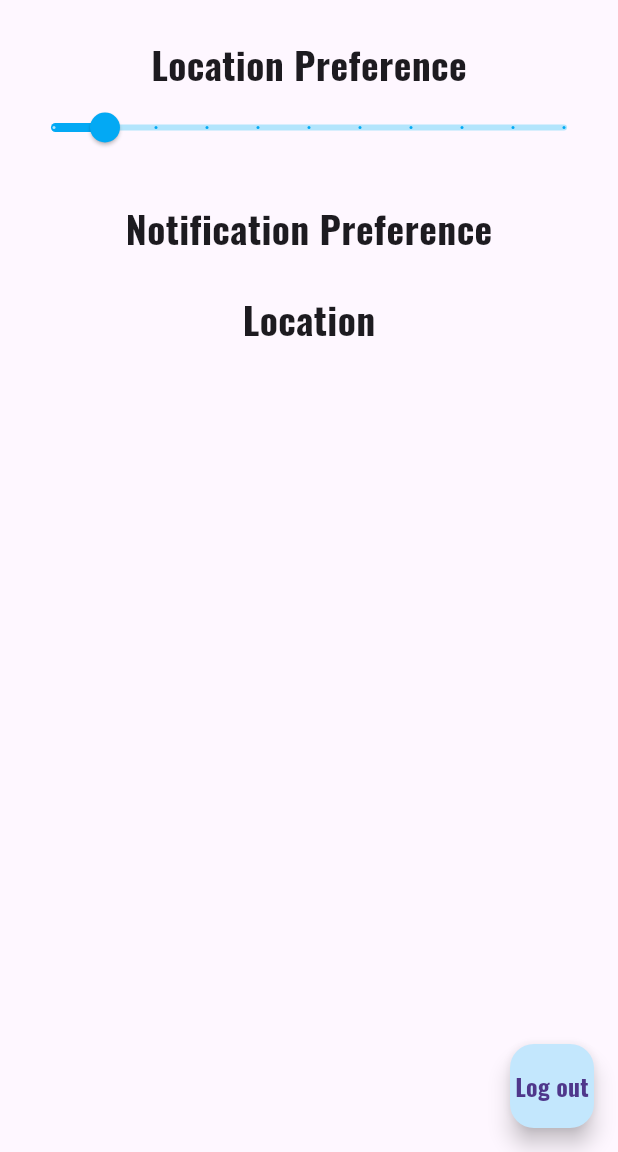
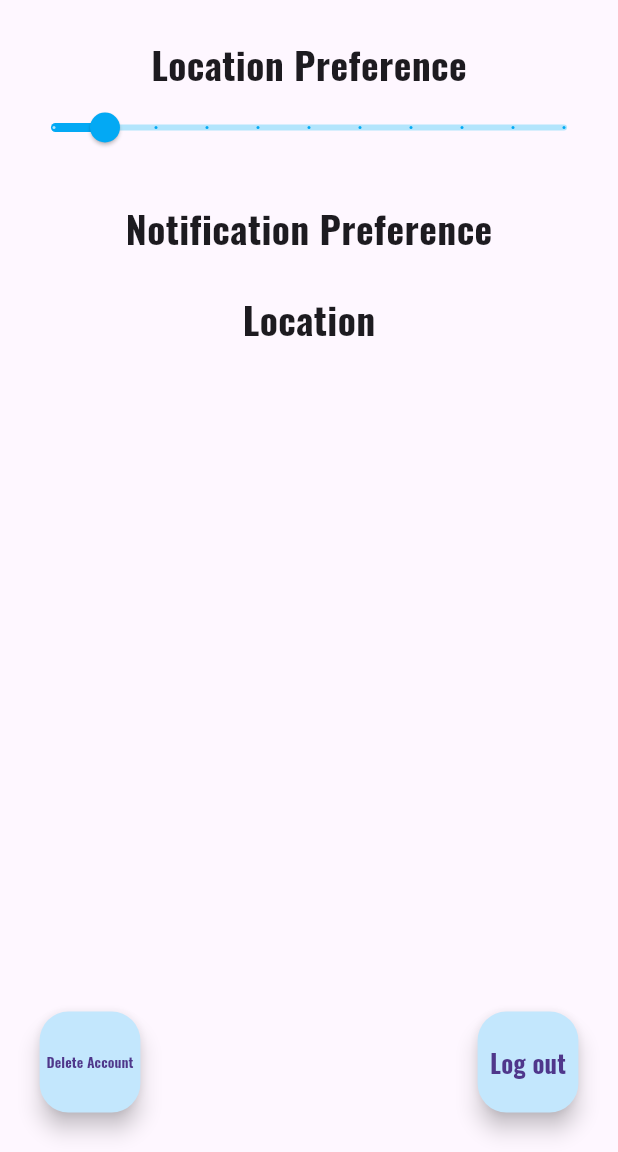
Before and after one commit to GAB8202/doggie_style, a Flutter app: the SettingView screen opened directly with empty values, on a phone screen of 412 x 824 dp, the part 84-1236 px from its top. Run offline on Flutter 3.47's test engine with Material 3 defaults, Android fonts, the phone set to English and light mode, and no system bars; our stand-ins replace csv.

Commit message:
Added delete account in settings

```diff
--- a/lib/views/settings_view.dart
+++ b/lib/views/settings_view.dart
@@ -55,15 +55,51 @@ class SettingView extends StatelessWidget {
             ),
           ],
         ),
+      floatingActionButton: _buildFloatingActionButtons(context),
+    );
+  }
 
-      floatingActionButton: FloatingActionButton(
-
-        onPressed: () => _showLogoutDialog(context),
-        backgroundColor:  const Color(0x64c3e7fd).withOpacity(1),
-        child: const Text('Log out', style: TextStyle( fontWeight: FontWeight.bold, fontSize: 16),),
-      ),
-      floatingActionButtonLocation: FloatingActionButtonLocation.endFloat,
-
+  Widget _buildFloatingActionButtons(BuildContext context) {
+    return Stack(
+      alignment: Alignment.bottomCenter,
+      children: <Widget>[
+        Positioned(
+          left: 48.0,
+          bottom: 16.0,
+          child: Transform.scale(
+            scale: 1.2,
+            child: FloatingActionButton(
+              heroTag: 'deleteAccountButton',
+              onPressed: () => _showDeleteAccountDialog(context),
+              backgroundColor: const Color(0x64c3e7fd).withOpacity(1),
+              child: FittedBox(
+                child: Padding(
+                  padding: const EdgeInsets.all(8.0),
+                  child: const Text('Delete Account', style: TextStyle(fontWeight: FontWeight.bold, fontSize: 16)),
+                ),
+              ),
+            ),
+          ),
+        ),
+        Positioned(
+          right: 16.0,
+          bottom: 16.0,
+          child: Transform.scale(
+            scale: 1.2,
+            child: FloatingActionButton(
+              heroTag: 'logoutButton',
+              onPressed: () => _showLogoutDialog(context),
+              backgroundColor: const Color(0x64c3e7fd).withOpacity(1),
+              child: FittedBox(
+                child: Padding(
+                  padding: const EdgeInsets.all(8.0),
+                  child: const Text('Log out', style: TextStyle(fontWeight: FontWeight.bold, fontSize: 16)),
+                ),
+              ),
+            ),
+          ),
+        ),
+      ],
     );
   }
 
@@ -84,6 +120,34 @@ class SettingView extends StatelessWidget {
             TextButton(
               child: const Text('Yes'),
               onPressed: () {
+                Navigator.of(context).pushAndRemoveUntil(
+                  MaterialPageRoute(builder: (context) => StartScreen()),
+                      (Route<dynamic> route) => false,
+                );
+              },
+            ),
+          ],
+        );
+      },
+    );
+  }
+
+  void _showDeleteAccountDialog(BuildContext context) {
+    showDialog(
+      context: context,
+      builder: (BuildContext context) {
+        return AlertDialog(
+          title: const Text('Delete Account'),
+          content: const Text('Are you sure you want to delete your account? This action cannot be undone.'),
+          actions: <Widget>[
+            TextButton(
+              child: const Text('No'),
+              onPressed: () => Navigator.of(context).pop(),
+            ),
+            TextButton(
+              child: const Text('Yes'),
+              onPressed: () async {
+                await viewModel.deleteProfile();
                 Navigator.of(context).pushAndRemoveUntil(
                   MaterialPageRoute(builder: (context) => StartScreen()),
                       (Route<dynamic> route) => false,
--- a/pubspec.yaml
+++ b/pubspec.yaml
@@ -73,7 +73,8 @@ flutter:
     - assets/profile_pics/
     - data/profile_data.csv
     - assets/Profiles.csv
-    - assets/images/DSlogo_blue.png
+    - assets/images/DSLogo_blue.png
+    - assets/images/DSLogo_white.png
     #- assets/images/DSLogo_white.png
     #- assets/images/DSLogoPaw_blue.png
     #- assets/images/DSLogoPaw_white.png
```
Also changed, not shown: lib/models/profile_model.dart (+0 -59 lines), lib/view_models/profile_view_model.dart (+17 -0 lines), lib/views/profile_view.dart (+5 -5 lines).
